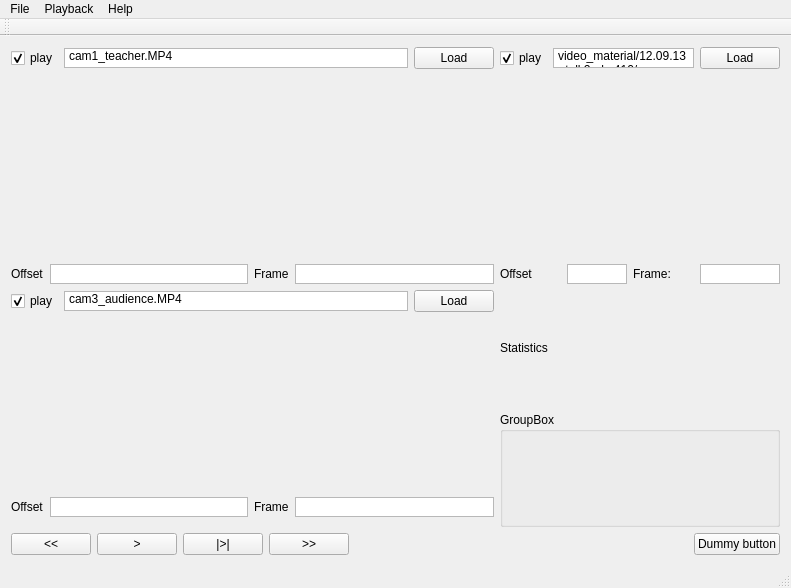
First picture: the form in film_syncr/mainwindow.ui, repository racamirko/rnd_tools, before the edit.
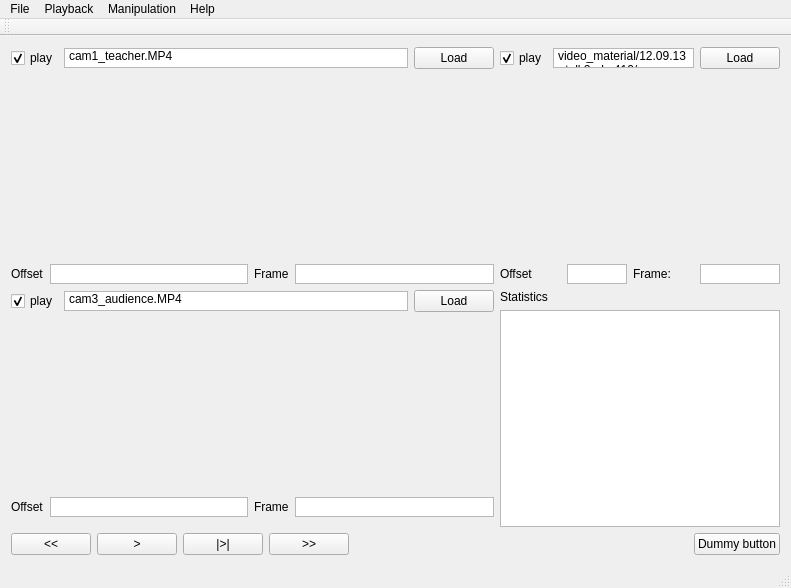
Second picture: the form after the edit. Custom widgets are drawn as their Qt base class.

Commit message: Work in progress: dialog for marking, debugging the play10sec

Diff of the .ui file:
```diff
--- a/film_syncr/mainwindow.ui
+++ b/film_syncr/mainwindow.ui
@@ -320,17 +320,19 @@
          <layout class="QVBoxLayout" name="verticalLayout_7">
           <item>
            <widget class="QLabel" name="label_5">
+            <property name="maximumSize">
+             <size>
+              <width>16777215</width>
+              <height>20</height>
+             </size>
+            </property>
             <property name="text">
              <string>Statistics</string>
             </property>
            </widget>
           </item>
           <item>
-           <widget class="QGroupBox" name="groupBox">
-            <property name="title">
-             <string>GroupBox</string>
-            </property>
-           </widget>
+           <widget class="QListView" name="listView"/>
           </item>
          </layout>
         </item>
@@ -427,8 +429,15 @@
     </property>
     <addaction name="actionAbout"/>
    </widget>
+   <widget class="QMenu" name="menuManipulation">
+    <property name="title">
+     <string>Manipulation</string>
+    </property>
+    <addaction name="actionAdd_mark"/>
+   </widget>
    <addaction name="menuFile"/>
    <addaction name="menuPlayback"/>
+   <addaction name="menuManipulation"/>
    <addaction name="menuHelp"/>
   </widget>
   <widget class="QToolBar" name="mainToolBar">
```
Left out of the diff: 8 changed lines with no effect on the pictures. The commit also changes 7 other files.
